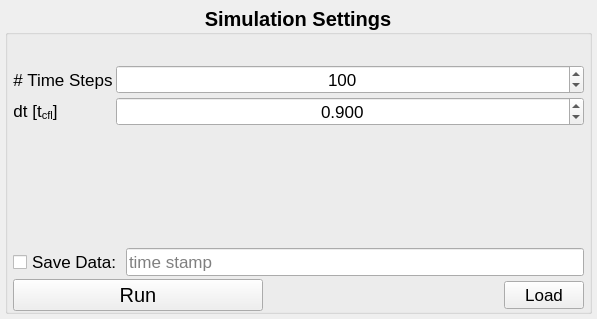
Qt form dirac/gui/mainwindow/simulationssettings/simulation_group_box.ui (brands-d/Dirac) before a commit.
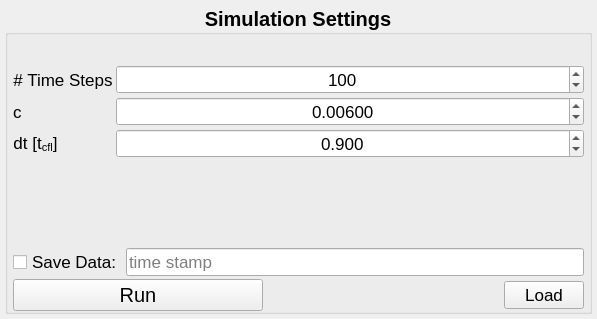
The same form after that commit.

```diff
--- a/dirac/gui/mainwindow/simulationssettings/simulation_group_box.ui
+++ b/dirac/gui/mainwindow/simulationssettings/simulation_group_box.ui
@@ -69,7 +69,7 @@
       </property>
       <item>
        <layout class="QFormLayout" name="formLayout">
-        <item row="1" column="0">
+        <item row="2" column="0">
          <widget class="QLabel" name="dt_label">
           <property name="font">
            <font>
@@ -90,7 +90,7 @@
           </property>
          </widget>
         </item>
-        <item row="1" column="1">
+        <item row="2" column="1">
          <widget class="QDoubleSpinBox" name="dt_spinbox">
           <property name="font">
            <font>
@@ -173,6 +173,46 @@
           </property>
          </widget>
         </item>
+        <item row="1" column="0">
+         <widget class="QLabel" name="label">
+          <property name="font">
+           <font>
+            <pointsize>13</pointsize>
+            <weight>50</weight>
+            <bold>false</bold>
+           </font>
+          </property>
+          <property name="text">
+           <string>c</string>
+          </property>
+         </widget>
+        </item>
+        <item row="1" column="1">
+         <widget class="QDoubleSpinBox" name="c_spinbox">
+          <property name="font">
+           <font>
+            <pointsize>13</pointsize>
+            <weight>50</weight>
+            <bold>false</bold>
+           </font>
+          </property>
+          <property name="alignment">
+           <set>Qt::AlignCenter</set>
+          </property>
+          <property name="decimals">
+           <number>5</number>
+          </property>
+          <property name="minimum">
+           <double>0.000010000000000</double>
+          </property>
+          <property name="maximum">
+           <double>1.000000000000000</double>
+          </property>
+          <property name="value">
+           <double>0.006000000000000</double>
+          </property>
+         </widget>
+        </item>
        </layout>
       </item>
       <item>
```
